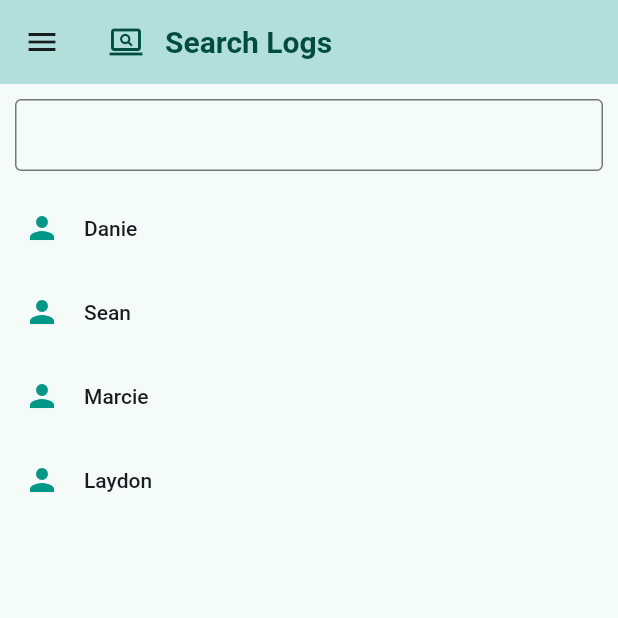
After one commit to Danie-A/CMSC23_FlutterApp_HealthMon, a Flutter app: the EntMonSearchLogs screen opened by its route, on a phone screen of 412 x 824 dp, the top half of it. The commit adds this screen. Run offline on Flutter 3.47's test engine with Material 2 defaults, Android fonts, the phone set to English and light mode, and no system bars; our stand-ins replace cloud_firestore, firebase_auth, firebase_core, qr_flutter; accounts and stored records are empty.

Commit message:
feat: created search logs screen

```diff
--- a/lib/main.dart
+++ b/lib/main.dart
@@ -1,4 +1,5 @@
 import 'package:flutter/material.dart';
+import 'package:health_monitoring_app/screens/EntMonSearchLogs.dart';
 import 'package:provider/provider.dart';
 import 'providers/TodoListProvider.dart';
 import 'providers/AuthProvider.dart';
@@ -16,6 +17,7 @@ import 'screens/AdminViewStudents.dart';
 import 'screens/ViewRequests.dart';
 import 'screens/AdminViewQuarantined.dart';
 import 'screens/AdminViewUnderMonitoring.dart';
+import 'screens/EntMonSearchLogs.dart';
 
 void main() async {
   WidgetsFlutterBinding.ensureInitialized();
@@ -61,7 +63,8 @@ class MyApp extends StatelessWidget {
         '/admin-view-requests': (context) => ViewRequests(),
         '/admin-view-students': (context) => AdminViewStudents(),
         '/admin-view-under-monitoring': (context) => AdminViewUnderMonitoring(),
-        '/view-quarantined': (context) => AdminViewQuarantined()
+        '/view-quarantined': (context) => AdminViewQuarantined(),
+        '/search-logs': (context) => const EntMonSearchLogs()
       },
     );
   }
--- a/lib/screens/AdminViewUnderMonitoring.dart
+++ b/lib/screens/AdminViewUnderMonitoring.dart
@@ -118,8 +118,8 @@ class _AdminViewUnderMonitoringState extends State<AdminViewUnderMonitoring> {
           title: Row(children: const [
             Icon(Icons.medication_outlined,
                 color: Color.fromRGBO(0, 77, 64, 1)),
-            SizedBox(width: 14),
-            Text("View Under Monitoring Students",
+            SizedBox(width: 2),
+            Text("Under Monitoring Students",
                 style: TextStyle(
                     fontWeight: FontWeight.w900,
                     color: Color.fromRGBO(0, 77, 64, 1)))
--- /dev/null
+++ b/lib/screens/EntMonSearchLogs.dart
@@ -0,0 +1,99 @@
+import 'package:firebase_auth/firebase_auth.dart';
+import 'package:flutter/material.dart';
+import 'package:provider/provider.dart';
+import '../models/Todo.dart';
+import '../providers/TodoListProvider.dart';
+import '../providers/AuthProvider.dart';
+import 'package:cloud_firestore/cloud_firestore.dart';
+import 'SigninPage.dart';
+import 'UserDetailsPage.dart';
+
+class EntMonSearchLogs extends StatefulWidget {
+  const EntMonSearchLogs({super.key});
+
+  @override
+  State<EntMonSearchLogs> createState() => _EntMonSearchLogsState();
+}
+
+class _EntMonSearchLogsState extends State<EntMonSearchLogs> {
+  List<String> students = ["Danie", "Sean", "Marcie", "Laydon"];
+  List<int> studentNum = [1, 2, 3, 4];
+
+  ListView viewAllStudents() {
+    return ListView.builder(
+      // displays friend names through multiple instances of List Tile
+      itemCount: students.length,
+      itemBuilder: (context, index) {
+        return InkWell(
+          // InkWell widget adds some hover effect to the ListTile
+          onTap: () {},
+          hoverColor: Colors.teal[100],
+          // Color.fromARGB(15, 233, 30, 98), // hover color set to pink
+          splashColor: Colors.teal[
+              100], // sets the splash color (circle splash effect when user taps and holds the ListTile) to pink
+          child: ListTile(
+            leading: Icon(Icons.person, color: Colors.teal),
+            title: Text("${students[index]}"), // name
+            // subtitle: Text("${friend.nickname}"), // filter subtitle
+          ),
+        );
+      },
+    );
+  }
+
+  @override
+  Widget build(BuildContext context) {
+    TextEditingController _searchLogsController = TextEditingController();
+
+    return Scaffold(
+        drawer: Drawer(
+            child: ListView(padding: EdgeInsets.zero, children: [
+          ListTile(
+            title: const Text('My Profile'),
+            onTap: () {
+              Navigator.pop(context);
+            },
+          ),
+          ListTile(
+            title: const Text('Details'),
+            onTap: () {
+              // Navigator.push(
+              //     context,
+              //     MaterialPageRoute(
+              //         builder: (context) => const UserDetailsPage()));
+            },
+          ),
+          ListTile(
+            title: const Text('Logout'),
+            onTap: () {
+              // context.read<AuthProvider>().signOut();
+              // Navigator.pop(context);
+            },
+          ),
+        ])),
+        appBar: AppBar(
+          title: Row(children: const [
+            Icon(Icons.screen_search_desktop_outlined,
+                color: Color(0xFF004D40)),
+            SizedBox(width: 14),
+            Text("Search Logs",
+                style: TextStyle(
+                  fontWeight: FontWeight.bold,
+                  color: Color(0xFF004D40),
+                ))
+          ]),
+          backgroundColor: Colors.teal[100],
+        ),
+        body: Column(children: [
+          Container(
+            alignment: Alignment.center,
+            padding: const EdgeInsets.all(10),
+            child: TextFormField(
+              controller: _searchLogsController,
+              decoration: const InputDecoration(border: OutlineInputBorder()),
+            ),
+          ),
+          Expanded(child: viewAllStudents()),
+        ]));
+  }
+}
--- a/lib/screens/myprofile.dart
+++ b/lib/screens/myprofile.dart
@@ -114,6 +114,12 @@ class _MyProfileState extends State<MyProfile> {
             title: const Text('View Under Monitoring'),
             onTap: () {
               Navigator.pushNamed(context, '/admin-view-under-monitoring');
+            },
+          ),
+          ListTile(
+            title: const Text('Search Logs'),
+            onTap: () {
+              Navigator.pushNamed(context, '/search-logs');
             },
           ),
           ListTile(
```
